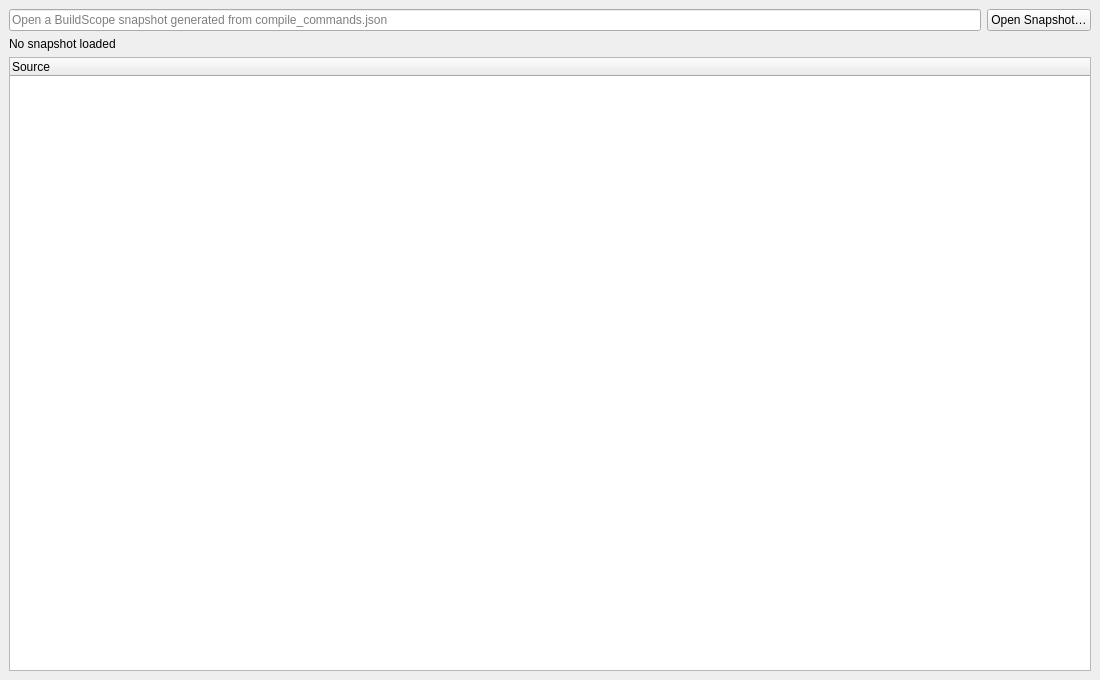
The window that buildscope/ui/main_window.ui (jihoon22-lee/toy-projects) describes before a commit, drawn with Qt 5.
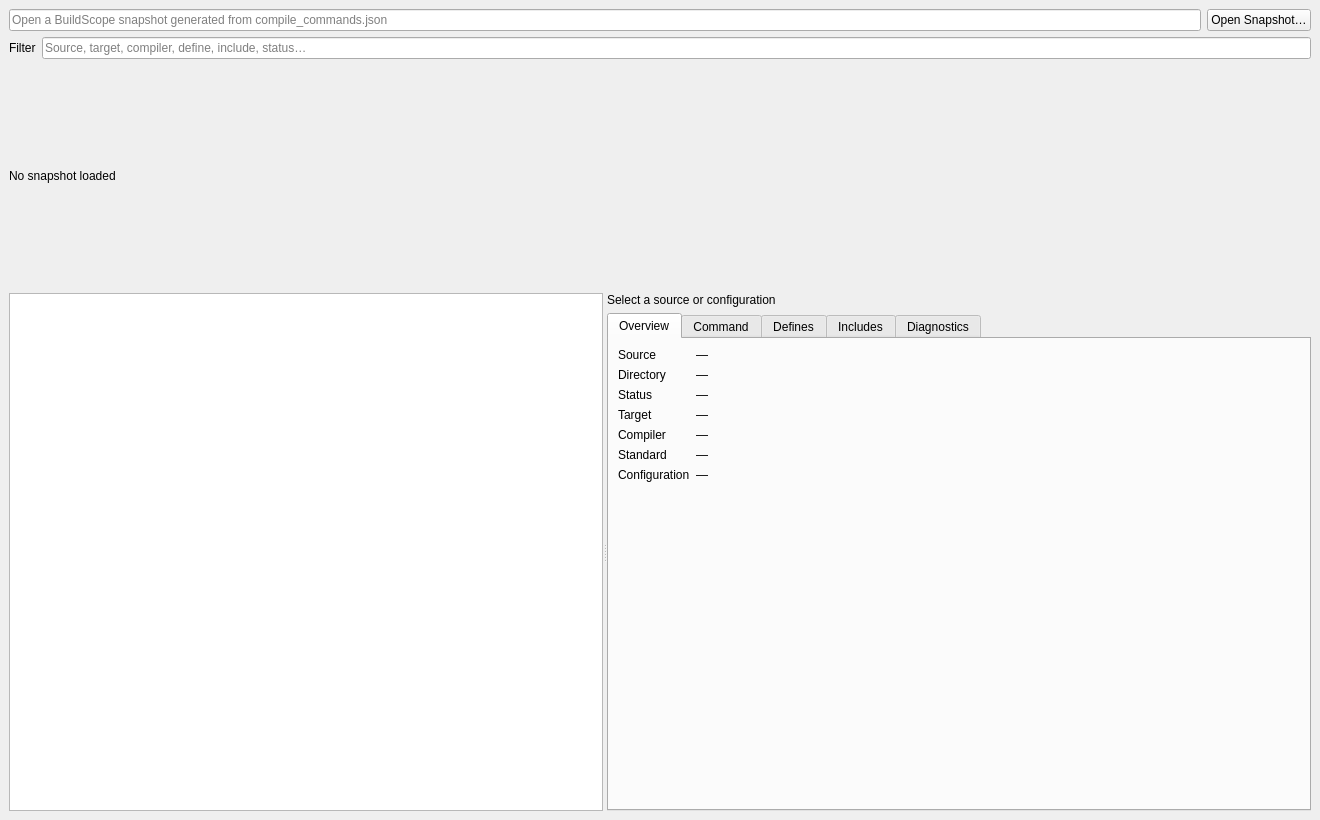
The same window after the commit.

Commit message:
feat(buildscope): add normalized Qt compilation explorer (#32)
* fix(buildscope): attest snapshot identity after reads

* feat(buildscope): add normalized Qt compilation explorer

* docs(buildscope): document Qt explorer evidence

What changed in the file:
```diff
--- a/buildscope/ui/main_window.ui
+++ b/buildscope/ui/main_window.ui
@@ -2,60 +2,82 @@
 <ui version="4.0">
  <class>MainWindow</class>
  <widget class="QMainWindow" name="MainWindow">
-  <property name="geometry">
-   <rect>
-    <x>0</x>
-    <y>0</y>
-    <width>1100</width>
-    <height>680</height>
-   </rect>
-  </property>
-  <property name="windowTitle">
-   <string>BuildScope — Compilation Explorer</string>
-  </property>
+  <property name="geometry"><rect><x>0</x><y>0</y><width>1320</width><height>820</height></rect></property>
+  <property name="windowTitle"><string>BuildScope — Compilation Explorer</string></property>
   <widget class="QWidget" name="centralWidget">
    <layout class="QVBoxLayout" name="verticalLayout">
     <item>
      <layout class="QHBoxLayout" name="pathLayout">
-      <item>
-       <widget class="QLineEdit" name="pathEdit">
-        <property name="readOnly">
-         <bool>true</bool>
-        </property>
-        <property name="placeholderText">
-         <string>Open a BuildScope snapshot generated from compile_commands.json</string>
-        </property>
-       </widget>
-      </item>
-      <item>
-       <widget class="QPushButton" name="openButton">
-        <property name="text">
-         <string>Open Snapshot…</string>
-        </property>
-       </widget>
-      </item>
+      <item><widget class="QLineEdit" name="pathEdit"><property name="readOnly"><bool>true</bool></property><property name="placeholderText"><string>Open a BuildScope snapshot generated from compile_commands.json</string></property></widget></item>
+      <item><widget class="QPushButton" name="openButton"><property name="text"><string>Open Snapshot…</string></property></widget></item>
      </layout>
     </item>
     <item>
-     <widget class="QLabel" name="statusLabel">
-      <property name="text">
-       <string>No snapshot loaded</string>
-      </property>
-     </widget>
+     <layout class="QHBoxLayout" name="filterLayout">
+      <item><widget class="QLabel" name="filterLabel"><property name="text"><string>Filter</string></property></widget></item>
+      <item><widget class="QLineEdit" name="filterEdit"><property name="clearButtonEnabled"><bool>true</bool></property><property name="placeholderText"><string>Source, target, compiler, define, include, status…</string></property></widget></item>
+     </layout>
     </item>
+    <item><widget class="QLabel" name="statusLabel"><property name="text"><string>No snapshot loaded</string></property></widget></item>
     <item>
-     <widget class="QTreeWidget" name="entryTree">
-      <property name="alternatingRowColors">
-       <bool>true</bool>
-      </property>
-      <property name="rootIsDecorated">
-       <bool>false</bool>
-      </property>
-      <column>
-       <property name="text">
-        <string>Source</string>
-       </property>
-      </column>
+     <widget class="QSplitter" name="explorerSplitter">
+      <property name="orientation"><enum>Qt::Horizontal</enum></property>
+      <widget class="QTreeView" name="sourceTree">
+       <property name="minimumSize"><size><width>520</width><height>0</height></size></property>
+       <property name="alternatingRowColors"><bool>true</bool></property>
+       <property name="rootIsDecorated"><bool>true</bool></property>
+       <property name="uniformRowHeights"><bool>true</bool></property>
+      </widget>
+      <widget class="QWidget" name="detailPane">
+       <layout class="QVBoxLayout" name="detailLayout">
+        <item><widget class="QLabel" name="selectionLabel"><property name="text"><string>Select a source or configuration</string></property><property name="textInteractionFlags"><set>Qt::TextSelectableByMouse</set></property></widget></item>
+        <item>
+         <widget class="QTabWidget" name="detailTabs">
+          <widget class="QWidget" name="overviewTab">
+           <attribute name="title"><string>Overview</string></attribute>
+           <layout class="QFormLayout" name="overviewForm">
+            <item row="0" column="0"><widget class="QLabel" name="sourceCaption"><property name="text"><string>Source</string></property></widget></item>
+            <item row="0" column="1"><widget class="QLabel" name="sourceValue"><property name="text"><string>—</string></property><property name="textInteractionFlags"><set>Qt::TextSelectableByMouse</set></property></widget></item>
+            <item row="1" column="0"><widget class="QLabel" name="directoryCaption"><property name="text"><string>Directory</string></property></widget></item>
+            <item row="1" column="1"><widget class="QLabel" name="directoryValue"><property name="text"><string>—</string></property><property name="textInteractionFlags"><set>Qt::TextSelectableByMouse</set></property></widget></item>
+            <item row="2" column="0"><widget class="QLabel" name="sourceStatusCaption"><property name="text"><string>Status</string></property></widget></item>
+            <item row="2" column="1"><widget class="QLabel" name="sourceStatusValue"><property name="text"><string>—</string></property></widget></item>
+            <item row="3" column="0"><widget class="QLabel" name="targetCaption"><property name="text"><string>Target</string></property></widget></item>
+            <item row="3" column="1"><widget class="QLabel" name="targetValue"><property name="text"><string>—</string></property><property name="textInteractionFlags"><set>Qt::TextSelectableByMouse</set></property></widget></item>
+            <item row="4" column="0"><widget class="QLabel" name="compilerCaption"><property name="text"><string>Compiler</string></property></widget></item>
+            <item row="4" column="1"><widget class="QLabel" name="compilerValue"><property name="text"><string>—</string></property><property name="textInteractionFlags"><set>Qt::TextSelectableByMouse</set></property></widget></item>
+            <item row="5" column="0"><widget class="QLabel" name="standardCaption"><property name="text"><string>Standard</string></property></widget></item>
+            <item row="5" column="1"><widget class="QLabel" name="standardValue"><property name="text"><string>—</string></property></widget></item>
+            <item row="6" column="0"><widget class="QLabel" name="configurationCaption"><property name="text"><string>Configuration</string></property></widget></item>
+            <item row="6" column="1"><widget class="QLabel" name="configurationValue"><property name="text"><string>—</string></property><property name="textInteractionFlags"><set>Qt::TextSelectableByMouse</set></property></widget></item>
+           </layout>
+          </widget>
+          <widget class="QWidget" name="commandTab">
+           <attribute name="title"><string>Command</string></attribute>
+           <layout class="QVBoxLayout" name="commandLayout">
+            <item><widget class="QLabel" name="invocationSourceValue"><property name="text"><string>Invocation source: —</string></property></widget></item>
+            <item><widget class="QLabel" name="argumentsCaption"><property name="text"><string>Structured argv (JSON; token boundaries preserved)</string></property></widget></item>
+            <item><widget class="QPlainTextEdit" name="argumentsEdit"><property name="readOnly"><bool>true</bool></property><property name="lineWrapMode"><enum>QPlainTextEdit::NoWrap</enum></property></widget></item>
+            <item><widget class="QLabel" name="rawCommandCaption"><property name="text"><string>Raw command string (when provided)</string></property></widget></item>
+            <item><widget class="QPlainTextEdit" name="rawCommandEdit"><property name="readOnly"><bool>true</bool></property><property name="lineWrapMode"><enum>QPlainTextEdit::NoWrap</enum></property></widget></item>
+           </layout>
+          </widget>
+          <widget class="QWidget" name="definesTab">
+           <attribute name="title"><string>Defines</string></attribute>
+           <layout class="QVBoxLayout" name="definesLayout"><item><widget class="QTableWidget" name="defineTable"><property name="alternatingRowColors"><bool>true</bool></property><property name="editTriggers"><set>QAbstractItemView::NoEditTriggers</set></property><column><property name="text"><string>Action</string></property></column><column><property name="text"><string>Name</string></property></column><column><property name="text"><string>Value</string></property></column></widget></item></layout>
+          </widget>
+          <widget class="QWidget" name="includesTab">
+           <attribute name="title"><string>Includes</string></attribute>
+           <layout class="QVBoxLayout" name="includesLayout"><item><widget class="QTableWidget" name="includeTable"><property name="alternatingRowColors"><bool>true</bool></property><property name="editTriggers"><set>QAbstractItemView::NoEditTriggers</set></property><column><property name="text"><string>Order</string></property></column><column><property name="text"><string>Kind</string></property></column><column><property name="text"><string>Scope</string></property></column><column><property name="text"><string>Exists</string></property></column><column><property name="text"><string>Path</string></property></column></widget></item></layout>
+          </widget>
+          <widget class="QWidget" name="diagnosticsTab">
+           <attribute name="title"><string>Diagnostics</string></attribute>
+           <layout class="QVBoxLayout" name="diagnosticsLayout"><item><widget class="QTreeWidget" name="diagnosticTree"><property name="alternatingRowColors"><bool>true</bool></property><property name="rootIsDecorated"><bool>false</bool></property><column><property name="text"><string>Severity</string></property></column><column><property name="text"><string>Code</string></property></column><column><property name="text"><string>Message</string></property></column></widget></item></layout>
+          </widget>
+         </widget>
+        </item>
+       </layout>
+      </widget>
      </widget>
     </item>
    </layout>
```
Left out of the diff: 2 changed lines with no effect on the pictures. The commit also changes 27 other files.
